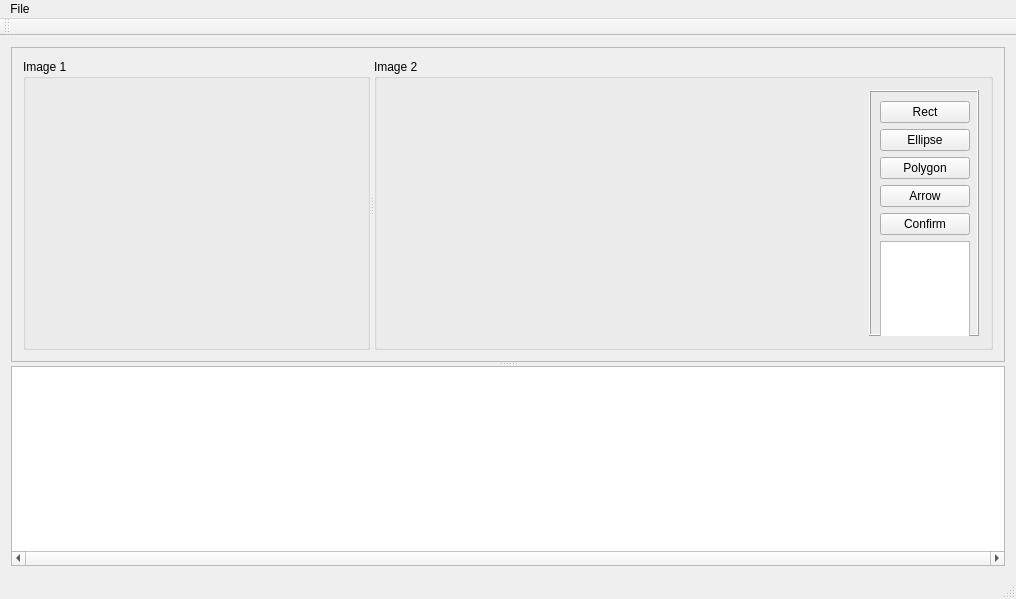
Qt form image_viewer/viewer.ui (RISK46kaf/Practise) before a commit.
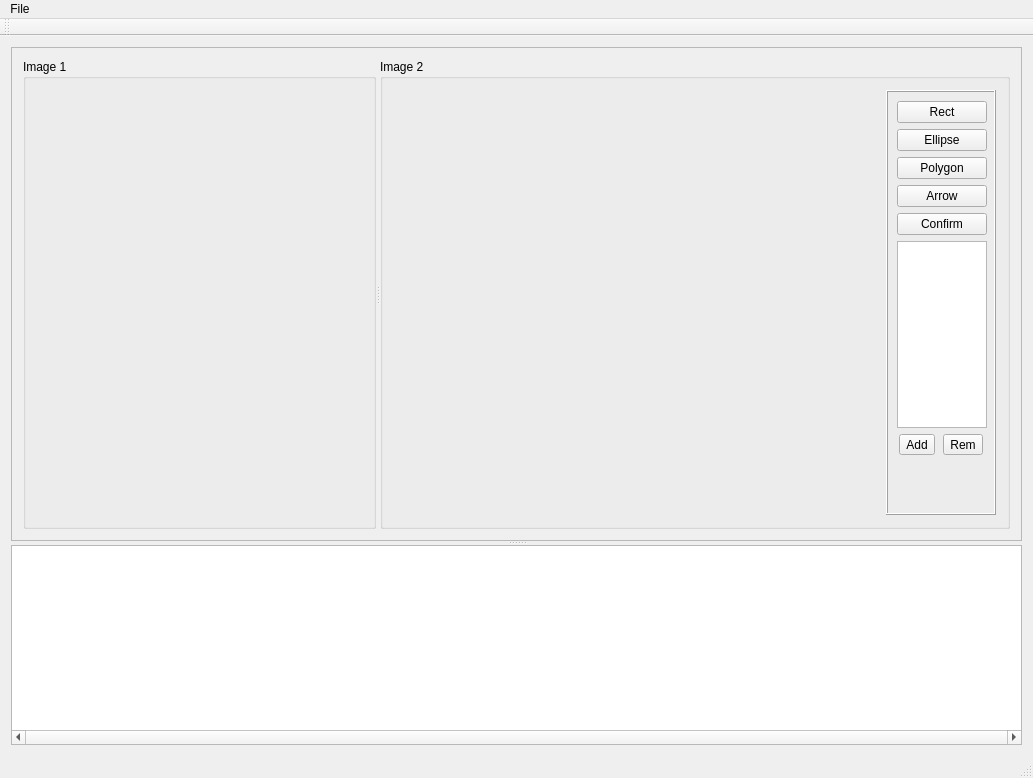
The same form after that commit.

The edit to the form file:
```diff
--- a/image_viewer/viewer.ui
+++ b/image_viewer/viewer.ui
@@ -6,8 +6,8 @@
    <rect>
     <x>0</x>
     <y>0</y>
-    <width>1016</width>
-    <height>599</height>
+    <width>1033</width>
+    <height>778</height>
    </rect>
   </property>
   <property name="windowTitle">
@@ -246,7 +246,7 @@
     <rect>
      <x>0</x>
      <y>0</y>
-     <width>1016</width>
+     <width>1033</width>
      <height>21</height>
     </rect>
    </property>
```
